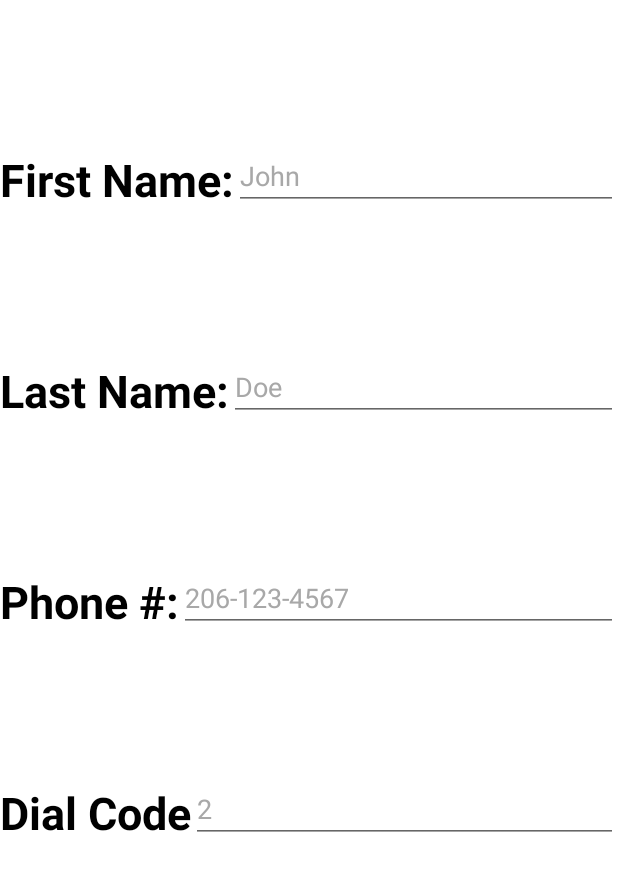
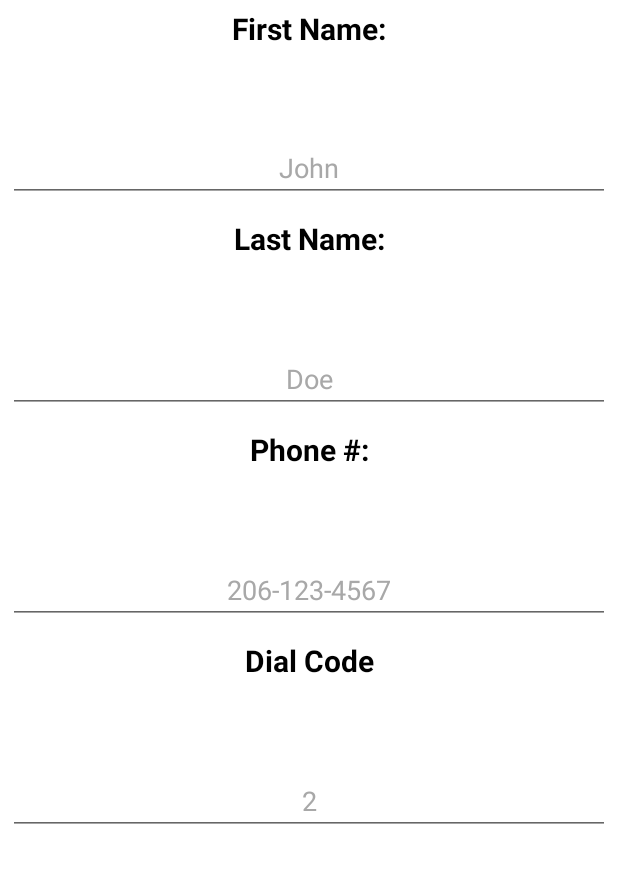
Before and after one commit to alliejc/BuzzerButler, an Android app: the fragment AddUserFragment placed in its activity, on a phone screen of 412 x 824 dp, the part 112-1003 px from its top. Run offline under Robolectric (Android 15) with nearby library versions, the phone set to English and light mode, and no system bars; our stand-ins replace ButterKnife.

Commit message:
add user xml cleanup

```diff
--- a/app/src/main/java/com/alisonjc/buzzerbutler/fragments/SavedUserFragment.java
+++ b/app/src/main/java/com/alisonjc/buzzerbutler/fragments/SavedUserFragment.java
@@ -41,7 +41,6 @@ public class SavedUserFragment extends Fragment {
         mDummyList.add("John Doe");
         mDummyList.add("206-123-4567");
         mDummyList.add("1234");
-
     }
 
     @Override
--- a/app/src/main/res/layout/fragment_add_user.xml
+++ b/app/src/main/res/layout/fragment_add_user.xml
@@ -9,23 +9,25 @@
     <LinearLayout
         android:layout_width="match_parent"
         android:layout_height="wrap_content"
-        android:orientation="horizontal"
-        android:layout_weight="25">
+        android:orientation="vertical"
+        android:layout_weight="25"
+        android:padding="5dp">
 
         <TextView
-            android:layout_width="wrap_content"
-            android:layout_height="match_parent"
-            android:gravity="bottom"
+            android:layout_width="match_parent"
+            android:layout_height="wrap_content"
             android:text="First Name:"
+            android:gravity="top"
             android:textAlignment="center"
             android:textColor="@color/color_default"
-            android:textSize="30sp"
+            android:textSize="20sp"
             android:textStyle="bold" />
 
         <EditText
             android:layout_width="match_parent"
             android:layout_height="match_parent"
             android:hint="John"
+            android:textAlignment="center"
             android:gravity="bottom"
             android:textColorHint="@color/color_light_gray"/>
 
@@ -34,23 +36,25 @@
     <LinearLayout
         android:layout_width="match_parent"
         android:layout_height="wrap_content"
-        android:orientation="horizontal"
-        android:layout_weight="25">
+        android:orientation="vertical"
+        android:layout_weight="25"
+        android:padding="5dp">
 
         <TextView
-            android:layout_width="wrap_content"
-            android:layout_height="match_parent"
-            android:gravity="bottom"
+            android:layout_width="match_parent"
+            android:layout_height="wrap_content"
+            android:gravity="top"
             android:textAlignment="center"
             android:text="Last Name:"
             android:textColor="@color/color_default"
-            android:textSize="30sp"
+            android:textSize="20sp"
             android:textStyle="bold"/>
 
         <EditText
             android:layout_width="match_parent"
             android:layout_height="match_parent"
             android:hint="Doe"
+            android:textAlignment="center"
             android:gravity="bottom"
             android:textColorHint="@color/color_light_gray"/>
 
@@ -59,23 +63,25 @@
     <LinearLayout
         android:layout_width="match_parent"
         android:layout_height="wrap_content"
-        android:orientation="horizontal"
-        android:layout_weight="25">
+        android:orientation="vertical"
+        android:layout_weight="25"
+        android:padding="5dp">
 
         <TextView
-            android:layout_width="wrap_content"
-            android:layout_height="match_parent"
-            android:gravity="bottom"
+            android:layout_width="match_parent"
+            android:layout_height="wrap_content"
+            android:gravity="top"
+            android:textAlignment="center"
             android:text="Phone #:"
             android:textColor="@color/color_default"
-            android:textAlignment="center"
-            android:textSize="30sp"
+            android:textSize="20sp"
             android:textStyle="bold"/>
 
         <EditText
             android:layout_width="match_parent"
             android:layout_height="match_parent"
             android:hint="206-123-4567"
+            android:textAlignment="center"
             android:gravity="bottom"
             android:textColorHint="@color/color_light_gray"/>
 
@@ -84,23 +90,25 @@
     <LinearLayout
         android:layout_width="match_parent"
         android:layout_height="wrap_content"
-        android:orientation="horizontal"
-        android:layout_weight="25">
+        android:orientation="vertical"
+        android:layout_weight="25"
+        android:padding="5dp">
 
         <TextView
-            android:layout_width="wrap_content"
-            android:layout_height="match_parent"
+            android:layout_width="match_parent"
+            android:layout_height="wrap_content"
             android:text="Dial Code"
-            android:gravity="bottom"
+            android:gravity="top"
             android:textAlignment="center"
             android:textColor="@color/color_default"
-            android:textSize="30sp"
+            android:textSize="20sp"
             android:textStyle="bold"/>
 
         <EditText
             android:layout_width="match_parent"
             android:layout_height="match_parent"
             android:hint="2"
+            android:textAlignment="center"
             android:gravity="bottom"
             android:textColorHint="@color/color_light_gray"/>
 
--- a/app/src/main/res/layout/recyclerview_item.xml
+++ b/app/src/main/res/layout/recyclerview_item.xml
@@ -60,7 +60,6 @@
         android:maxLines="1"
         android:textColor="@color/color_light_gray"
         android:textSize="15sp"
-        android:layout_weight="33.3"
-        android:text="PRIVATE PIN"/>
+        android:layout_weight="33.3" />
 </LinearLayout>
 </layout>
```
